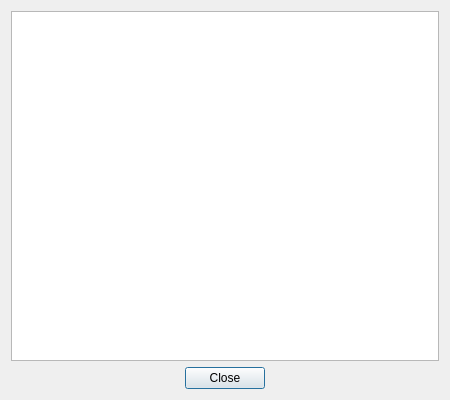
mistic100/UMWP-Autochanger, file src/gui/changelogdialog.ui: the form before one commit.
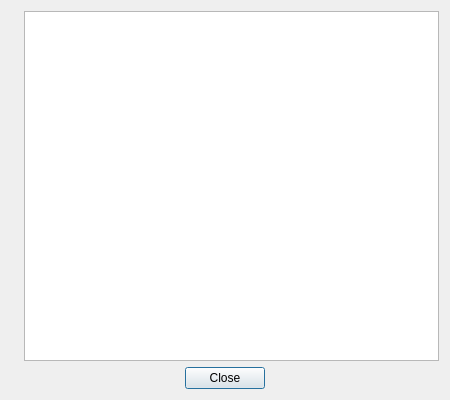
The form after the commit. Icons and pictures are not drawn.

Diff of the .ui file:
```diff
--- a/src/gui/changelogdialog.ui
+++ b/src/gui/changelogdialog.ui
@@ -13,15 +13,21 @@
   <property name="windowTitle">
    <string>Changelog</string>
   </property>
-  <layout class="QVBoxLayout" name="verticalLayout">
-   <item>
-    <widget class="QTextEdit" name="content">
-     <property name="readOnly">
-      <bool>true</bool>
+  <layout class="QGridLayout" name="gridLayout">
+   <item row="1" column="0">
+    <widget class="QLabel" name="label">
+     <property name="text">
+      <string/>
+     </property>
+     <property name="pixmap">
+      <pixmap resource="../UMWP_Autochanger.qrc">:/images/icons/todo.png</pixmap>
+     </property>
+     <property name="alignment">
+      <set>Qt::AlignLeading|Qt::AlignLeft|Qt::AlignTop</set>
      </property>
     </widget>
    </item>
-   <item>
+   <item row="2" column="0" colspan="2">
     <widget class="QDialogButtonBox" name="buttonBox">
      <property name="orientation">
       <enum>Qt::Horizontal</enum>
@@ -34,6 +40,16 @@
      </property>
     </widget>
    </item>
+   <item row="1" column="1">
+    <widget class="QTextBrowser" name="content">
+     <property name="readOnly">
+      <bool>true</bool>
+     </property>
+     <property name="openLinks">
+      <bool>false</bool>
+     </property>
+    </widget>
+   </item>
   </layout>
  </widget>
  <resources/>
```
Left out of the diff: 4 changed lines with no effect on the pictures.
